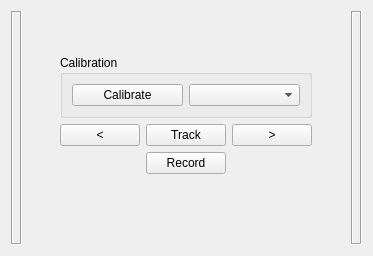
First picture: the form in branches/main/examples/devicesTutorial/example7/devMicronTrackerControllerQWidget.ui, repository eetuna/cisst, before the edit.
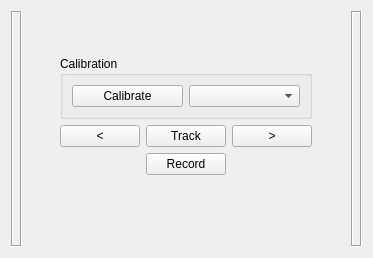
Second picture: the form after the edit.

```diff
--- a/branches/main/examples/devicesTutorial/example7/devMicronTrackerControllerQWidget.ui
+++ b/branches/main/examples/devicesTutorial/example7/devMicronTrackerControllerQWidget.ui
@@ -7,7 +7,7 @@
     <x>0</x>
     <y>0</y>
     <width>373</width>
-    <height>256</height>
+    <height>258</height>
    </rect>
   </property>
   <property name="windowTitle">
```
